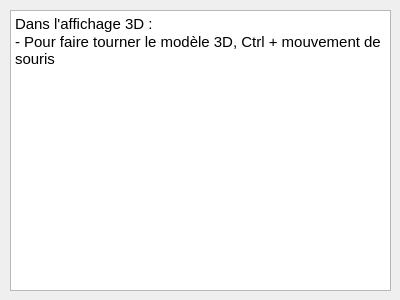
The window that interface/code/helpwindow.ui (Lzrtn/ProjetGeomatique) describes before a commit, drawn with Qt 5.
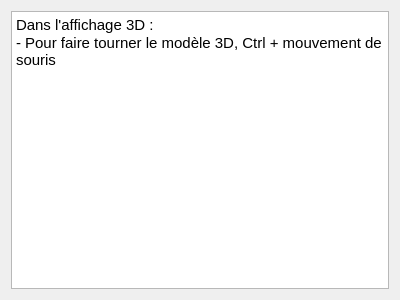
The same window after the commit.

The edit to the form file:
```diff
--- a/interface/code/helpwindow.ui
+++ b/interface/code/helpwindow.ui
@@ -13,15 +13,9 @@
   <property name="windowTitle">
    <string>Aide</string>
   </property>
+  <layout class="QGridLayout" name="gridLayout">
+   <item row="0" column="0">
   <widget class="QTextEdit" name="textEdit_helpWindow">
-   <property name="geometry">
-    <rect>
-     <x>10</x>
-     <y>10</y>
-     <width>381</width>
-     <height>281</height>
-    </rect>
-   </property>
    <property name="readOnly">
     <bool>true</bool>
    </property>
@@ -34,6 +28,8 @@
 &lt;p style=&quot; margin-top:0px; margin-bottom:0px; margin-left:0px; margin-right:0px; -qt-block-indent:0; text-indent:0px;&quot;&gt;- Pour faire tourner le modèle 3D, Ctrl + mouvement de souris&lt;/p&gt;&lt;/body&gt;&lt;/html&gt;</string>
    </property>
   </widget>
+   </item>
+  </layout>
  </widget>
  <resources/>
  <connections/>
```
Lines whose indentation alone changed are shown as unchanged.
